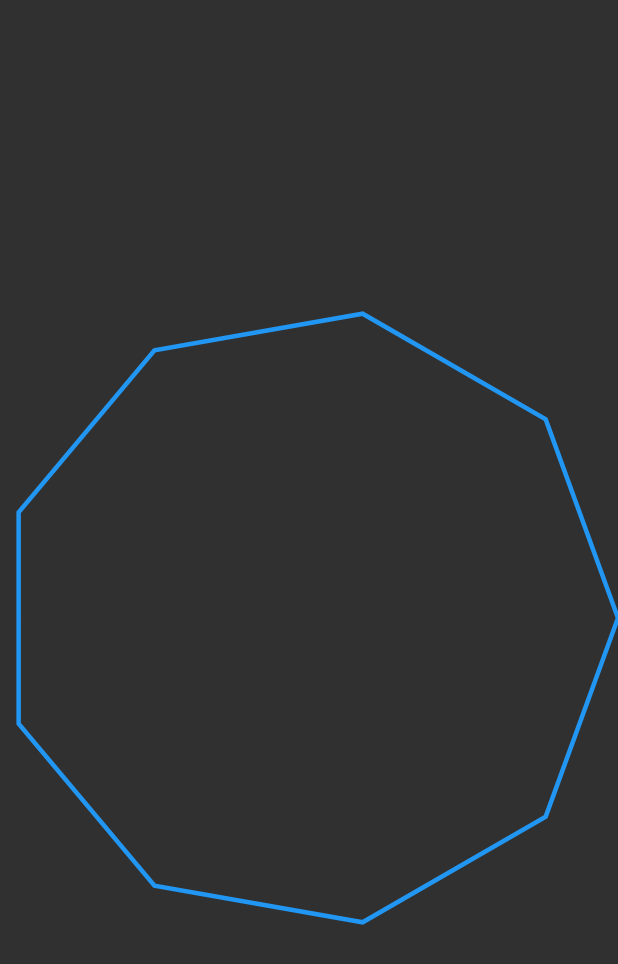
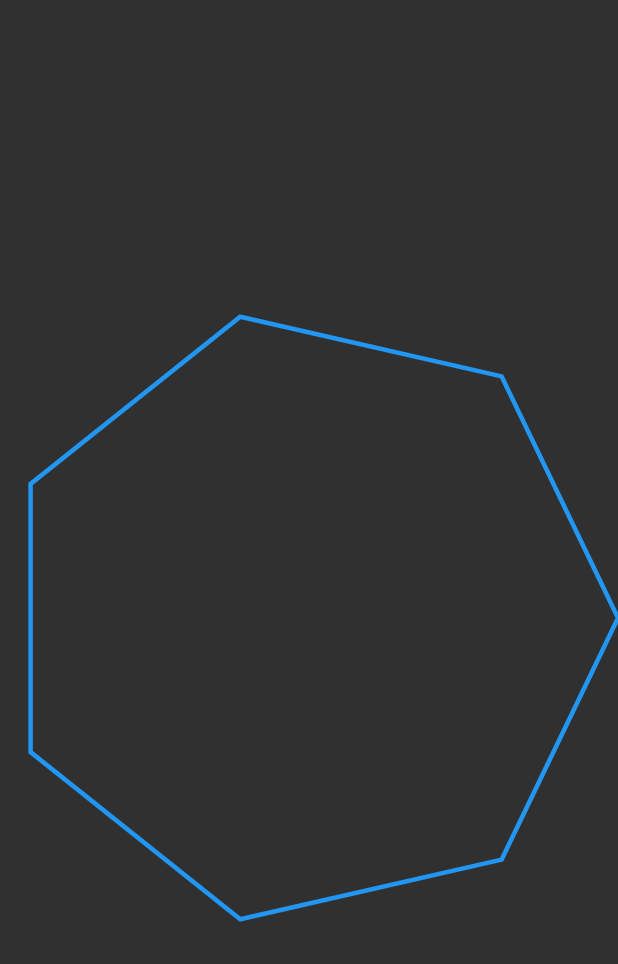
Before and after one commit to atulya-kairati/flutter_animation, a Flutter app: the screen it shows after launch, on a phone screen of 412 x 824 dp. Shown: the top 964 px of the screen. Run offline on Flutter 3.47's test engine with Material 2 defaults, Android fonts, the light colour scheme and no system bars.

Commit message:
polygon animation

```diff
--- a/flutter_animation_practice_7/lib/main.dart
+++ b/flutter_animation_practice_7/lib/main.dart
@@ -18,22 +18,60 @@ class MyApp extends StatelessWidget {
   }
 }
 
-class HomePage extends StatelessWidget {
+class HomePage extends StatefulWidget {
   const HomePage({super.key});
+
+  @override
+  State<HomePage> createState() => _HomePageState();
+}
+
+class _HomePageState extends State<HomePage>
+    with SingleTickerProviderStateMixin {
+  late AnimationController _sidesController;
+  late Animation _sideAnimation;
+
+  @override
+  void initState() {
+    super.initState();
+
+    _sidesController = AnimationController(
+      vsync: this,
+      duration: const Duration(seconds: 3),
+    );
+
+    _sideAnimation = IntTween(
+      begin: 3,
+      end: 10,
+    ).animate(_sidesController);
+
+    _sidesController.repeat(reverse: true);
+
+  }
 
   @override
   Widget build(BuildContext context) {
     return Scaffold(
       body: Center(
-        child: CustomPaint(
-          painter: Polygon(sides: 9),
-          child: SizedBox(
-            width: MediaQuery.of(context).size.width,
-            height: MediaQuery.of(context).size.width,
-          ),
+        child: AnimatedBuilder(
+          animation: Listenable.merge([_sideAnimation]),
+          builder: (context, child) {
+            return CustomPaint(
+              painter: Polygon(sides: _sideAnimation.value),
+              child: SizedBox(
+                width: MediaQuery.of(context).size.width,
+                height: MediaQuery.of(context).size.width,
+              ),
+            );
+          },
         ),
       ),
     );
+  }
+
+  @override
+  void dispose() {
+    _sidesController.dispose();
+    super.dispose();
   }
 }
 
```
